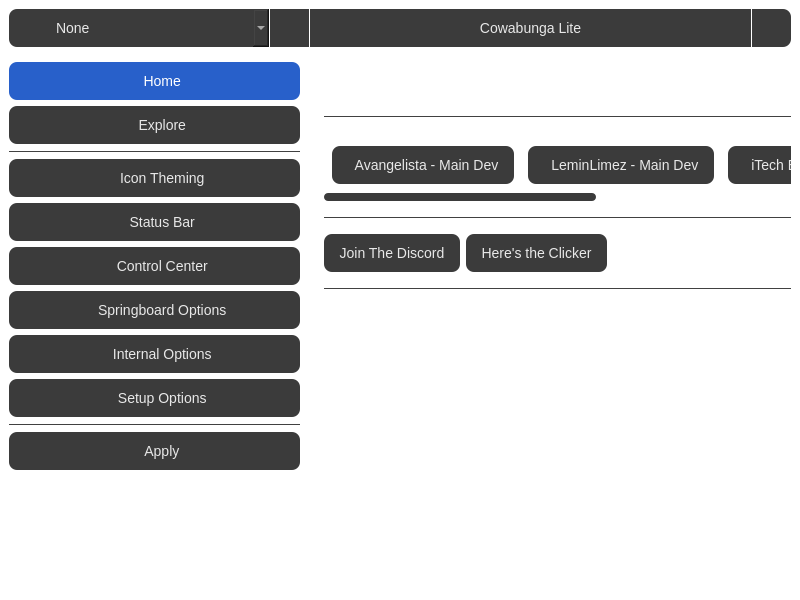
Qt form mainwindow.ui (Avangelista/CowabungaLiteWindows) before a commit.
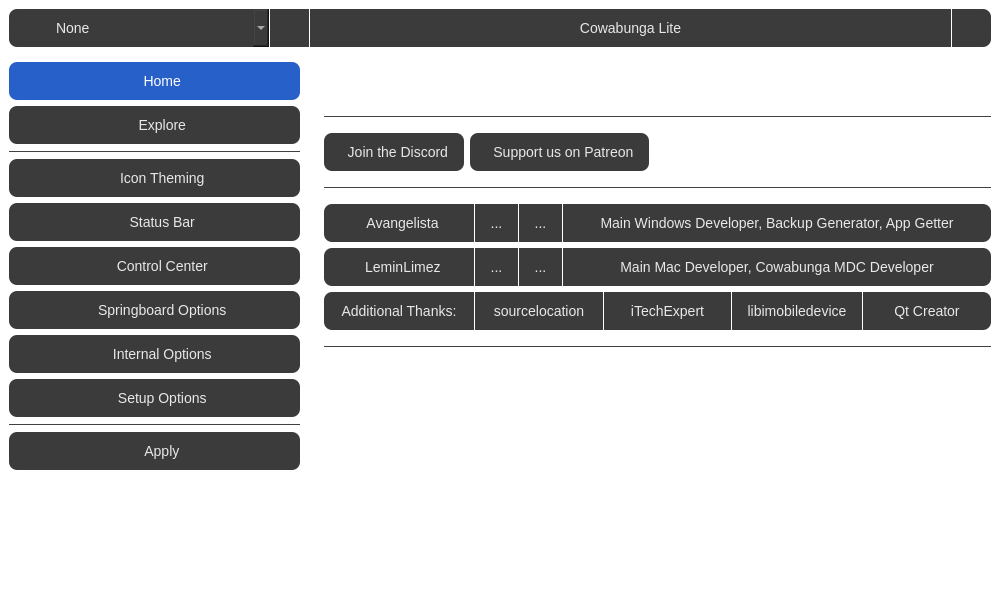
The same form after that commit. The open tabs and pages were chosen to show the change. Icons and pictures are not drawn.

Commit message: credits page and themes almost fully working and apply page

The edit to the form file:
```diff
--- a/mainwindow.ui
+++ b/mainwindow.ui
@@ -6,7 +6,7 @@
    <rect>
     <x>0</x>
     <y>0</y>
-    <width>800</width>
+    <width>1000</width>
     <height>600</height>
    </rect>
   </property>
@@ -18,13 +18,13 @@
   </property>
   <property name="minimumSize">
    <size>
-    <width>800</width>
+    <width>1000</width>
     <height>600</height>
    </size>
   </property>
   <property name="maximumSize">
    <size>
-    <width>800</width>
+    <width>1000</width>
     <height>600</height>
    </size>
   </property>
@@ -877,173 +877,6 @@
                 </property>
                </widget>
               </item>
-              <item>
-               <widget class="QLabel" name="label_4">
-                <property name="text">
-                 <string>Credits</string>
-                </property>
-               </widget>
-              </item>
-              <item>
-               <widget class="QWidget" name="horizontalWidget_2" native="true">
-                <layout class="QHBoxLayout" name="horizontalLayout_2">
-                 <property name="leftMargin">
-                  <number>0</number>
-                 </property>
-                 <property name="topMargin">
-                  <number>0</number>
-                 </property>
-                 <property name="rightMargin">
-                  <number>0</number>
-                 </property>
-                 <property name="bottomMargin">
-                  <number>9</number>
-                 </property>
-                 <item>
-                  <widget class="QScrollArea" name="scrollArea_2">
-                   <property name="sizePolicy">
-                    <sizepolicy hsizetype="Expanding" vsizetype="Fixed">
-                     <horstretch>0</horstretch>
-                     <verstretch>0</verstretch>
-                    </sizepolicy>
-                   </property>
-                   <property name="minimumSize">
-                    <size>
-                     <width>0</width>
-                     <height>0</height>
-                    </size>
-                   </property>
-                   <property name="maximumSize">
-                    <size>
-                     <width>16777215</width>
-                     <height>55</height>
-                    </size>
-                   </property>
-                   <property name="frameShape">
-                    <enum>QFrame::NoFrame</enum>
-                   </property>
-                   <property name="frameShadow">
-                    <enum>QFrame::Plain</enum>
-                   </property>
-                   <property name="lineWidth">
-                    <number>0</number>
-                   </property>
-                   <property name="verticalScrollBarPolicy">
-                    <enum>Qt::ScrollBarAlwaysOff</enum>
-                   </property>
-                   <property name="sizeAdjustPolicy">
-                    <enum>QAbstractScrollArea::AdjustToContentsOnFirstShow</enum>
-                   </property>
-                   <widget class="QWidget" name="scrollAreaWidgetContents_3">
-                    <property name="geometry">
-                     <rect>
-                      <x>0</x>
-                      <y>0</y>
-                      <width>800</width>
-                      <height>67</height>
-                     </rect>
-                    </property>
-                    <property name="sizePolicy">
-                     <sizepolicy hsizetype="Expanding" vsizetype="Preferred">
-                      <horstretch>0</horstretch>
-                      <verstretch>0</verstretch>
-                     </sizepolicy>
-                    </property>
-                    <property name="minimumSize">
-                     <size>
-                      <width>800</width>
-                      <height>0</height>
-                     </size>
-                    </property>
-                    <layout class="QHBoxLayout" name="horizontalLayout_6">
-                     <property name="leftMargin">
-                      <number>0</number>
-                     </property>
-                     <property name="topMargin">
-                      <number>0</number>
-                     </property>
-                     <property name="rightMargin">
-                      <number>0</number>
-                     </property>
-                     <property name="bottomMargin">
-                      <number>28</number>
-                     </property>
-                     <item>
-                      <widget class="QToolButton" name="toolButton_2">
-                       <property name="text">
-                        <string>  Avangelista - Main Dev</string>
-                       </property>
-                       <property name="icon">
-                        <iconset resource="resources.qrc">
-                         <normaloff>:/credits/Avangelista.png</normaloff>:/credits/Avangelista.png</iconset>
-                       </property>
-                       <property name="toolButtonStyle">
-                        <enum>Qt::ToolButtonTextBesideIcon</enum>
-                       </property>
-                      </widget>
-                     </item>
-                     <item>
-                      <widget class="QToolButton" name="toolButton">
-                       <property name="text">
-                        <string>  LeminLimez - Main Dev</string>
-                       </property>
-                       <property name="icon">
-                        <iconset resource="resources.qrc">
-                         <normaloff>:/credits/LeminLimez.png</normaloff>:/credits/LeminLimez.png</iconset>
-                       </property>
-                       <property name="toolButtonStyle">
-                        <enum>Qt::ToolButtonTextBesideIcon</enum>
-                       </property>
-                      </widget>
-                     </item>
-                     <item>
-                      <widget class="QToolButton" name="toolButton_5">
-                       <property name="sizePolicy">
-                        <sizepolicy hsizetype="Fixed" vsizetype="Fixed">
-                         <horstretch>0</horstretch>
-                         <verstretch>0</verstretch>
-                        </sizepolicy>
-                       </property>
-                       <property name="minimumSize">
-                        <size>
-                         <width>0</width>
-                         <height>35</height>
-                        </size>
-                       </property>
-                       <property name="text">
-                        <string>  iTech Expert - AirDrop Everyone, Known Wi-Fi Networks</string>
-                       </property>
-                       <property name="icon">
-                        <iconset resource="resources.qrc">
-                         <normaloff>:/credits/LeminLimez.png</normaloff>:/credits/LeminLimez.png</iconset>
-                       </property>
-                       <property name="toolButtonStyle">
-                        <enum>Qt::ToolButtonTextBesideIcon</enum>
-                       </property>
-                      </widget>
-                     </item>
-                    </layout>
-                   </widget>
-                  </widget>
-                 </item>
-                </layout>
-               </widget>
-              </item>
-              <item>
-               <widget class="Line" name="line_5">
-                <property name="styleSheet">
-                 <string notr="true">QFrame {
-	color: #414141;
-}</string>
-                </property>
-                <property name="frameShadow">
-                 <enum>QFrame::Plain</enum>
-                </property>
-                <property name="orientation">
-                 <enum>Qt::Horizontal</enum>
-                </property>
-               </widget>
-              </item>
               <item>
                <widget class="QWidget" name="horizontalWidget_3" native="true">
                 <layout class="QHBoxLayout" name="horizontalLayout_3">
@@ -1062,14 +895,28 @@
                  <item>
                   <widget class="QToolButton" name="toolButton_4">
                    <property name="text">
-                    <string>Join The Discord</string>
+                    <string>  Join the Discord</string>
+                   </property>
+                   <property name="icon">
+                    <iconset resource="resources.qrc">
+                     <normaloff>:/icon/discord.svg</normaloff>:/icon/discord.svg</iconset>
+                   </property>
+                   <property name="toolButtonStyle">
+                    <enum>Qt::ToolButtonTextBesideIcon</enum>
                    </property>
                   </widget>
                  </item>
                  <item>
                   <widget class="QToolButton" name="toolButton_3">
                    <property name="text">
-                    <string>Here's the Clicker</string>
+                    <string>  Support us on Patreon</string>
+                   </property>
+                   <property name="icon">
+                    <iconset resource="resources.qrc">
+                     <normaloff>:/icon/heart-fill.svg</normaloff>:/icon/heart-fill.svg</iconset>
+                   </property>
+                   <property name="toolButtonStyle">
+                    <enum>Qt::ToolButtonTextBesideIcon</enum>
                    </property>
                   </widget>
                  </item>
@@ -1104,10 +951,370 @@
                 </property>
                </widget>
               </item>
+              <item>
+               <widget class="QWidget" name="verticalWidget_2" native="true">
+                <layout class="QVBoxLayout" name="verticalLayout_25">
+                 <property name="spacing">
+                  <number>6</number>
+                 </property>
+                 <property name="leftMargin">
+                  <number>0</number>
+                 </property>
+                 <property name="topMargin">
+                  <number>9</number>
+                 </property>
+                 <property name="rightMargin">
+                  <number>0</number>
+                 </property>
+                 <property name="bottomMargin">
+                  <number>9</number>
+                 </property>
+                 <item>
+                  <widget class="QWidget" name="horizontalWidget_2" native="true">
+                   <layout class="QHBoxLayout" name="horizontalLayout_2">
+                    <property name="spacing">
+                     <number>1</number>
+                    </property>
+                    <property name="leftMargin">
+                     <number>0</number>
+                    </property>
+                    <property name="topMargin">
+                     <number>0</number>
+                    </property>
+                    <property name="rightMargin">
+                     <number>0</number>
+                    </property>
+                    <property name="bottomMargin">
+                     <number>0</number>
+                    </property>
+                    <item>
+                     <widget class="QToolButton" name="avangelistaBtn">
+                      <property name="enabled">
+                       <bool>true</bool>
+                      </property>
+                      <property name="minimumSize">
+                       <size>
+                        <width>150</width>
+                        <height>35</height>
+                       </size>
+                      </property>
+                      <property name="styleSheet">
+                       <string notr="true">QToolButton {
+	border-top-right-radius: 0px;
+	border-bottom-right-radius: 0px;
+}</string>
+                      </property>
+                      <property name="text">
+                       <string>  Avangelista</string>
+                      </property>
+                      <property name="icon">
+                       <iconset resource="resources.qrc">
+                        <normaloff>:/credits/Avangelista.png</normaloff>:/credits/Avangelista.png</iconset>
+                      </property>
+                      <property name="toolButtonStyle">
+                       <enum>Qt::ToolButtonTextBesideIcon</enum>
+                      </property>
+                     </widget>
+                    </item>
+                    <item>
+                     <widget class="QToolButton" name="avangelistaGitHubBtn">
+                      <property name="styleSheet">
+                       <string notr="true">QToolButton {
+	border-radius: 0px;
+}</string>
+                      </property>
+                      <property name="text">
+                       <string>...</string>
+                      </property>
+                      <property name="icon">
+                       <iconset resource="resources.qrc">
+                        <normaloff>:/icon/github.svg</normaloff>:/icon/github.svg</iconset>
+                      </property>
+                     </widget>
+                    </item>
+                    <item>
+                     <widget class="QToolButton" name="avangelistaTwitterBtn">
+                      <property name="styleSheet">
+                       <string notr="true">QToolButton {
+	border-radius: 0px;
+}</string>
+                      </property>
+                      <property name="text">
+                       <string>...</string>
+                      </property>
+                      <property name="icon">
+                       <iconset resource="resources.qrc">
+                        <normaloff>:/icon/twitter.svg</normaloff>:/icon/twitter.svg</iconset>
+                      </property>
+                     </widget>
+                    </item>
+                    <item>
+                     <widget class="QToolButton" name="toolButton_5">
+                      <property name="enabled">
+                       <bool>false</bool>
+                      </property>
+                      <property name="sizePolicy">
+                       <sizepolicy hsizetype="Expanding" vsizetype="Fixed">
+                        <horstretch>0</horstretch>
+                        <verstretch>0</verstretch>
+                       </sizepolicy>
+                      </property>
+                      <property name="styleSheet">
+                       <string notr="true">QToolButton {
+	border-top-left-radius: 0px;
+	border-bottom-left-radius: 0px;
+}</string>
+                      </property>
+                      <property name="text">
+                       <string>Main Windows Developer, Backup Generator, App Getter</string>
+                      </property>
+                     </widget>
+                    </item>
+                   </layout>
+                  </widget>
+                 </item>
+                 <item>
+                  <widget class="QWidget" name="horizontalWidget" native="true">
+                   <layout class="QHBoxLayout" name="horizontalLayout_6">
+                    <property name="spacing">
+                     <number>1</number>
+                    </property>
+                    <property name="leftMargin">
+                     <number>0</number>
+                    </property>
+                    <property name="topMargin">
+                     <number>0</number>
+                    </property>
+                    <property name="rightMargin">
+                     <number>0</number>
+                    </property>
+                    <property name="bottomMargin">
+                     <number>0</number>
+                    </property>
+                    <item>
+                     <widget class="QToolButton" name="leminBtn">
+                      <property name="enabled">
+                       <bool>true</bool>
+                      </property>
+                      <property name="minimumSize">
+                       <size>
+                        <width>150</width>
+                        <height>35</height>
+                       </size>
+                      </property>
+                      <property name="styleSheet">
+                       <string notr="true">QToolButton {
+	border-top-right-radius: 0px;
+	border-bottom-right-radius: 0px;
+}</string>
+                      </property>
+                      <property name="text">
+                       <string>  LeminLimez</string>
+                      </property>
+                      <property name="icon">
+                       <iconset resource="resources.qrc">
+                        <normaloff>:/credits/LeminLimez.png</normaloff>:/credits/LeminLimez.png</iconset>
+                      </property>
+                      <property name="toolButtonStyle">
+                       <enum>Qt::ToolButtonTextBesideIcon</enum>
+                      </property>
+                     </widget>
+                    </item>
+                    <item>
+                     <widget class="QToolButton" name="leminGitHubBtn">
+                      <property name="styleSheet">
+                       <string notr="true">QToolButton {
+	border-radius: 0px;
+}</string>
+                      </property>
+                      <property name="text">
+                       <string>...</string>
+                      </property>
+                      <property name="icon">
+                       <iconset resource="resources.qrc">
+                        <normaloff>:/icon/github.svg</normaloff>:/icon/github.svg</iconset>
+                      </property>
+                     </widget>
+                    </item>
+                    <item>
+                     <widget class="QToolButton" name="leminTwitterBtn">
+                      <property name="styleSheet">
+                       <string notr="true">QToolButton {
+	border-radius: 0px;
+}</string>
+                      </property>
+                      <property name="text">
+                       <string>...</string>
+                      </property>
+                      <property name="icon">
+                       <iconset resource="resources.qrc">
+                        <normaloff>:/icon/twitter.svg</normaloff>:/icon/twitter.svg</iconset>
+                      </property>
+                     </widget>
+                    </item>
+                    <item>
+                     <widget class="QToolButton" name="toolButton_14">
+                      <property name="enabled">
+                       <bool>false</bool>
+                      </property>
+                      <property name="sizePolicy">
+                       <sizepolicy hsizetype="Expanding" vsizetype="Fixed">
+                        <horstretch>0</horstretch>
+                        <verstretch>0</verstretch>
+                       </sizepolicy>
+                      </property>
+                      <property name="styleSheet">
+                       <string notr="true">QToolButton {
+	border-top-left-radius: 0px;
+	border-bottom-left-radius: 0px;
+}</string>
+                      </property>
+                      <property name="text">
+                       <string>Main Mac Developer, Cowabunga MDC Developer</string>
+                      </property>
+                     </widget>
+                    </item>
+                   </layout>
+                  </widget>
+                 </item>
+                 <item>
+                  <widget class="QWidget" name="horizontalWidget" native="true">
+                   <layout class="QHBoxLayout" name="horizontalLayout_24">
+                    <property name="spacing">
+                     <number>1</number>
+                    </property>
+                    <property name="leftMargin">
+                     <number>0</number>
+                    </property>
+                    <property name="topMargin">
+                     <number>0</number>
+                    </property>
+                    <property name="rightMargin">
+                     <number>0</number>
+                    </property>
+                    <property name="bottomMargin">
+                     <number>0</number>
+                    </property>
+                    <item>
+                     <widget class="QToolButton" name="toolButton_15">
+                      <property name="enabled">
+                       <bool>false</bool>
+                      </property>
+                      <property name="minimumSize">
+                       <size>
+                        <width>150</width>
+                        <height>35</height>
+                       </size>
+                      </property>
+                      <property name="styleSheet">
+                       <string notr="true">QToolButton {
+	border-top-right-radius: 0px;
+	border-bottom-right-radius: 0px;
+}</string>
+                      </property>
+                      <property name="text">
+                       <string>Additional Thanks:</string>
+                      </property>
+                     </widget>
+                    </item>
+                    <item>
+                     <widget class="QToolButton" name="sourcelocBtn">
+                      <property name="sizePolicy">
+                       <sizepolicy hsizetype="Expanding" vsizetype="Fixed">
+                        <horstretch>0</horstretch>
+                        <verstretch>0</verstretch>
+                       </sizepolicy>
+                      </property>
+                      <property name="styleSheet">
+                       <string notr="true">QToolButton {
+	border-radius: 0px;
+}</string>
+                      </property>
+                      <property name="text">
+                       <string>sourcelocation</string>
+                      </property>
+                     </widget>
+                    </item>
+                    <item>
+                     <widget class="QToolButton" name="iTechBtn">
+                      <property name="sizePolicy">
+                       <sizepolicy hsizetype="Expanding" vsizetype="Fixed">
+                        <horstretch>0</horstretch>
+                        <verstretch>0</verstretch>
+                       </sizepolicy>
+                      </property>
+                      <property name="styleSheet">
+                       <string notr="true">QToolButton {
+	border-radius: 0px;
+}</string>
+                      </property>
+                      <property name="text">
+                       <string>iTechExpert</string>
+                      </property>
+                     </widget>
+                    </item>
+                    <item>
+                     <widget class="QToolButton" name="libiBtn">
+                      <property name="sizePolicy">
+                       <sizepolicy hsizetype="Expanding" vsizetype="Fixed">
+                        <horstretch>0</horstretch>
+                        <verstretch>0</verstretch>
+                       </sizepolicy>
+                      </property>
+                      <property name="styleSheet">
+                       <string notr="true">QToolButton {
+	border-radius: 0px;
+}</string>
+                      </property>
+                      <property name="text">
+                       <string>libimobiledevice</string>
+                      </property>
+                     </widget>
+                    </item>
+                    <item>
+                     <widget class="QToolButton" name="qtBtn">
+                      <property name="sizePolicy">
+                       <sizepolicy hsizetype="Expanding" vsizetype="Fixed">
+                        <horstretch>0</horstretch>
+                        <verstretch>0</verstretch>
+                       </sizepolicy>
+                      </property>
+                      <property name="styleSheet">
+                       <string notr="true">QToolButton {
+	border-top-left-radius: 0px;
+	border-bottom-left-radius: 0px;
+}</string>
+                      </property>
+                      <property name="text">
+                       <string>Qt Creator</string>
+                      </property>
+                     </widget>
+                    </item>
+                   </layout>
+                  </widget>
+                 </item>
+                </layout>
+               </widget>
+              </item>
+              <item>
+               <widget class="Line" name="line_5">
+                <property name="styleSheet">
+                 <string notr="true">QFrame {
+	color: #414141;
+}</string>
+                </property>
+                <property name="frameShadow">
+                 <enum>QFrame::Plain</enum>
+                </property>
+                <property name="orientation">
+                 <enum>Qt::Horizontal</enum>
+                </property>
+               </widget>
+              </item>
               <item>
                <widget class="QLabel" name="label">
                 <property name="text">
-                 <string>Cowabunga Lite Universal - Version 0.1 Alpha</string>
+                 <string>Cowabunga Lite Windows - Version 0.1 Beta</string>
                 </property>
                </widget>
               </item>
@@ -1319,7 +1526,7 @@
                      <number>0</number>
                     </property>
                     <item>
-                     <widget class="QToolButton" name="toolButton_14">
+                     <widget class="QToolButton" name="hideNamesBtn">
                       <property name="sizePolicy">
                        <sizepolicy hsizetype="Expanding" vsizetype="Fixed">
                         <horstretch>0</horstretch>
@@ -1332,7 +1539,7 @@
                      </widget>
                     </item>
                     <item>
-                     <widget class="QToolButton" name="toolButton_15">
+                     <widget class="QToolButton" name="borderAllBtn">
                       <property name="sizePolicy">
                        <sizepolicy hsizetype="Expanding" vsizetype="Fixed">
                         <horstretch>0</horstretch>
@@ -1340,7 +1547,20 @@
                        </sizepolicy>
                       </property>
                       <property name="text">
-                       <string>Select All &quot;Add to Device&quot;</string>
+                       <string>Select All &quot;Border&quot;</string>
+                      </property>
+                     </widget>
+                    </item>
+                    <item>
+                     <widget class="QToolButton" name="addAllBtn">
+                      <property name="sizePolicy">
+                       <sizepolicy hsizetype="Expanding" vsizetype="Fixed">
+                        <horstretch>0</horstretch>
+                        <verstretch>0</verstretch>
+                       </sizepolicy>
+                      </property>
+                      <property name="text">
+                       <string>Select All &quot;Add/Update&quot;</string>
                       </property>
                      </widget>
                     </item>
```
Left out of the diff: 147 changed lines with no effect on the pictures. The commit also changes 9 other files.
